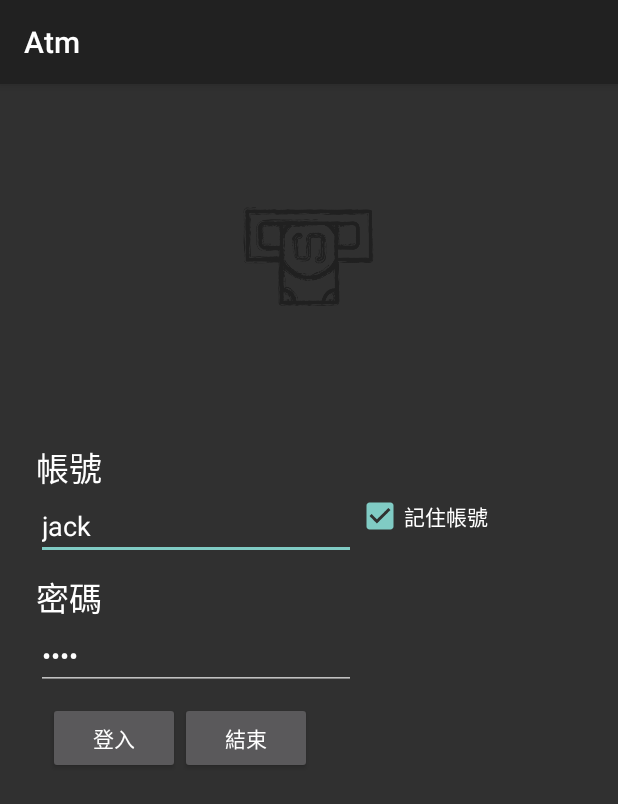
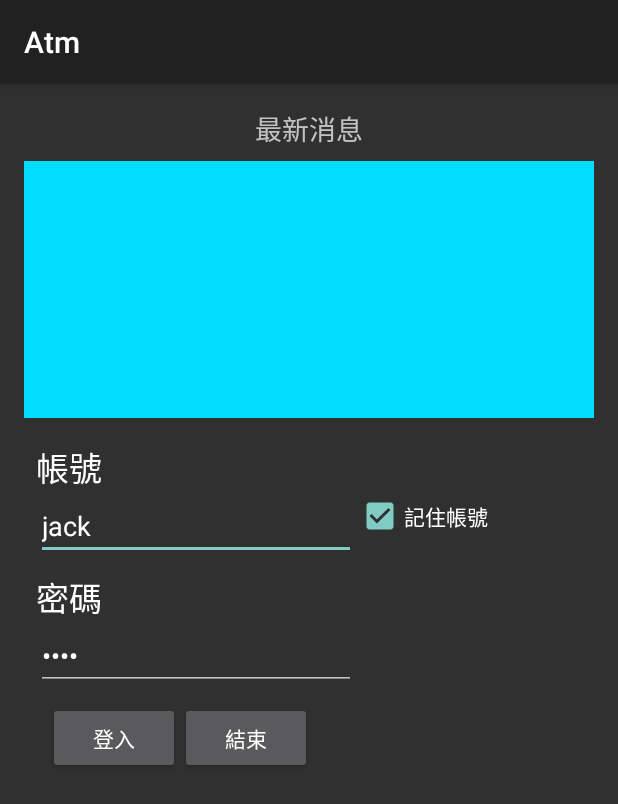
Before and after one commit to chanpinlai/hahow-android-adm, an Android app: the screen it shows after launch (LoginActivity), on a phone screen of 412 x 824 dp. Shown: the top 804 px of the screen. Run offline under Robolectric (Android 15) with nearby library versions, the phone set to English and light mode, and no system bars; our stand-ins replace Firebase (no records; nobody signed in at launch, a user with empty details on screens opened directly).

Commit message:
第 1 章，第 35 單元 - Fragment 的運作原理、生命週期，實作應用

```diff
--- a/app/src/main/java/com/tom/atm/LoginActivity.java
+++ b/app/src/main/java/com/tom/atm/LoginActivity.java
@@ -1,6 +1,7 @@
 package com.tom.atm;
 
 import android.Manifest;
+import android.annotation.SuppressLint;
 import android.app.AlertDialog;
 import android.content.Intent;
 import android.content.pm.PackageManager;
@@ -19,6 +20,9 @@ import androidx.annotation.NonNull;
 import androidx.appcompat.app.AppCompatActivity;
 import androidx.core.app.ActivityCompat;
 import androidx.core.content.ContextCompat;
+import androidx.fragment.app.Fragment;
+import androidx.fragment.app.FragmentManager;
+import androidx.fragment.app.FragmentTransaction;
 
 import com.google.firebase.database.DataSnapshot;
 import com.google.firebase.database.DatabaseError;
@@ -40,6 +44,12 @@ public class LoginActivity extends AppCompatActivity {
     protected void onCreate(Bundle savedInstanceState) {
         super.onCreate(savedInstanceState);
         setContentView(R.layout.activity_login);
+        //Fragment
+        FragmentManager manager = getSupportFragmentManager();
+        FragmentTransaction fragmentTransaction = manager.beginTransaction();
+        fragmentTransaction.add(R.id.container_news,NewsFragment.getInstance());
+        fragmentTransaction.commit();
+
         //第 1 章，第 27 單元 - Android 6.0 危險權限設計機制實作
         //取得是0，沒取得是-1
 //        camera();
--- /dev/null
+++ b/app/src/main/java/com/tom/atm/NewsFragment.java
@@ -0,0 +1,85 @@
+package com.tom.atm;
+
+import android.content.Context;
+import android.os.Bundle;
+import android.util.Log;
+import android.view.LayoutInflater;
+import android.view.View;
+import android.view.ViewGroup;
+
+import androidx.annotation.NonNull;
+import androidx.annotation.Nullable;
+import androidx.fragment.app.Fragment;
+
+public class NewsFragment extends Fragment {
+    private static NewsFragment instance;
+    private String TAG = NewsFragment.class.getSimpleName();
+
+    @Nullable
+    @Override
+    public View onCreateView(@NonNull LayoutInflater inflater, @Nullable ViewGroup container, @Nullable Bundle savedInstanceState) {
+        Log.d(TAG, "onCreateView: ");
+        return inflater.inflate(R.layout.fragment_news, container, false);
+    }
+
+    public static NewsFragment getInstance() {
+        if (instance == null) {
+            instance = new NewsFragment();
+        }
+        return instance;
+    }
+
+    @Override
+    public void onAttach(@NonNull Context context) {
+        Log.d(TAG, "onAttach: ");
+        super.onAttach(context);
+    }
+
+    @Override
+    public void onCreate(@Nullable Bundle savedInstanceState) {
+        Log.d(TAG, "onCreate: ");
+        super.onCreate(savedInstanceState);
+    }
+
+    @Override
+    public void onStart() {
+        Log.d(TAG, "onStart: ");
+        super.onStart();
+    }
+
+    @Override
+    public void onResume() {
+        Log.d(TAG, "onResume: ");
+        super.onResume();
+    }
+
+    @Override
+    public void onPause() {
+        Log.d(TAG, "onPause: ");
+        super.onPause();
+    }
+
+    @Override
+    public void onStop() {
+        Log.d(TAG, "onStop: ");
+        super.onStop();
+    }
+
+    @Override
+    public void onDestroyView() {
+        Log.d(TAG, "onDestroyView: ");
+        super.onDestroyView();
+    }
+
+    @Override
+    public void onDestroy() {
+        Log.d(TAG, "onDestroy: ");
+        super.onDestroy();
+    }
+
+    @Override
+    public void onDetach() {
+        Log.d(TAG, "onDetach: ");
+        super.onDetach();
+    }
+}
--- a/app/src/main/res/layout/activity_login.xml
+++ b/app/src/main/res/layout/activity_login.xml
@@ -15,7 +15,8 @@
             app:layout_constraintTop_toTopOf="parent"
             app:layout_constraintStart_toStartOf="parent"
             app:layout_constraintEnd_toEndOf="parent"
-            app:layout_constraintBottom_toTopOf="@+id/guideline" />
+            app:layout_constraintBottom_toTopOf="@+id/guideline"
+            android:visibility="gone" />
 
     <androidx.constraintlayout.widget.Guideline
             android:layout_width="wrap_content"
@@ -92,4 +93,18 @@
             android:id="@+id/cb_rem_userid"
             app:layout_constraintTop_toTopOf="@+id/userid"
             app:layout_constraintStart_toEndOf="@+id/userid" />
+
+    <androidx.constraintlayout.widget.ConstraintLayout
+            android:layout_width="0dp"
+            android:layout_height="0dp"
+            app:layout_constraintBottom_toTopOf="@+id/guideline"
+            app:layout_constraintTop_toTopOf="parent"
+            android:layout_marginTop="8dp"
+            app:layout_constraintStart_toStartOf="parent"
+            android:layout_marginStart="8dp"
+            app:layout_constraintEnd_toEndOf="parent"
+            android:layout_marginEnd="8dp"
+            android:id="@+id/container_news">
+
+    </androidx.constraintlayout.widget.ConstraintLayout>
 </androidx.constraintlayout.widget.ConstraintLayout>
--- /dev/null
+++ b/app/src/main/res/layout/fragment_news.xml
@@ -0,0 +1,33 @@
+<?xml version="1.0" encoding="utf-8"?>
+<androidx.constraintlayout.widget.ConstraintLayout xmlns:android="http://schemas.android.com/apk/res/android"
+        xmlns:app="http://schemas.android.com/apk/res-auto"
+        xmlns:tools="http://schemas.android.com/tools"
+        android:layout_width="match_parent"
+        android:layout_height="match_parent">
+
+    <TextView
+            android:text="最新消息"
+            android:layout_width="wrap_content"
+            android:layout_height="wrap_content"
+            android:id="@+id/textView4"
+            app:layout_constraintTop_toTopOf="parent"
+            android:layout_marginTop="8dp"
+            app:layout_constraintStart_toStartOf="parent"
+            android:layout_marginStart="8dp"
+            android:layout_marginEnd="8dp"
+            app:layout_constraintEnd_toEndOf="parent"
+            android:textAppearance="@style/TextAppearance.AppCompat.Medium" />
+
+    <androidx.recyclerview.widget.RecyclerView
+            android:layout_width="0dp"
+            android:layout_height="0dp"
+            android:layout_marginTop="8dp"
+            app:layout_constraintTop_toBottomOf="@+id/textView4"
+            app:layout_constraintStart_toStartOf="parent"
+            android:layout_marginStart="8dp"
+            android:layout_marginEnd="8dp"
+            app:layout_constraintEnd_toEndOf="parent"
+            android:background="@android:color/holo_blue_bright"
+            app:layout_constraintBottom_toBottomOf="parent"
+            android:layout_marginBottom="8dp" />
+</androidx.constraintlayout.widget.ConstraintLayout>
```
